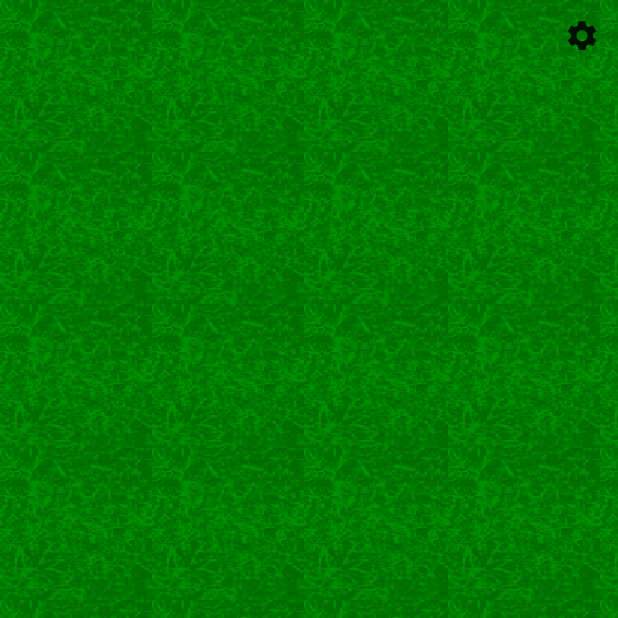
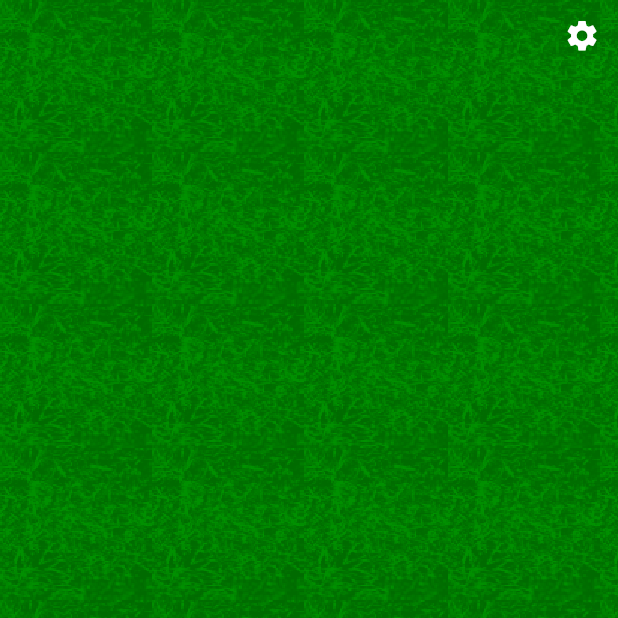
Before and after one commit to ANicon111/InfiniMines, a Flutter app: the screen it shows after launch, on a phone screen of 412 x 824 dp, the top half of it. Run offline on Flutter 3.47's test engine with Material 2 defaults, Android fonts, the light colour scheme and no system bars.

Commit message:
theme fix

```diff
--- a/lib/main.dart
+++ b/lib/main.dart
@@ -14,8 +14,7 @@ class App extends StatelessWidget {
   Widget build(BuildContext context) {
     return MaterialApp(
       home: const Frame(),
-      theme: ThemeData.light(),
-      darkTheme: ThemeData.dark(),
+      theme: ThemeData.dark(),
     );
   }
 }
```
